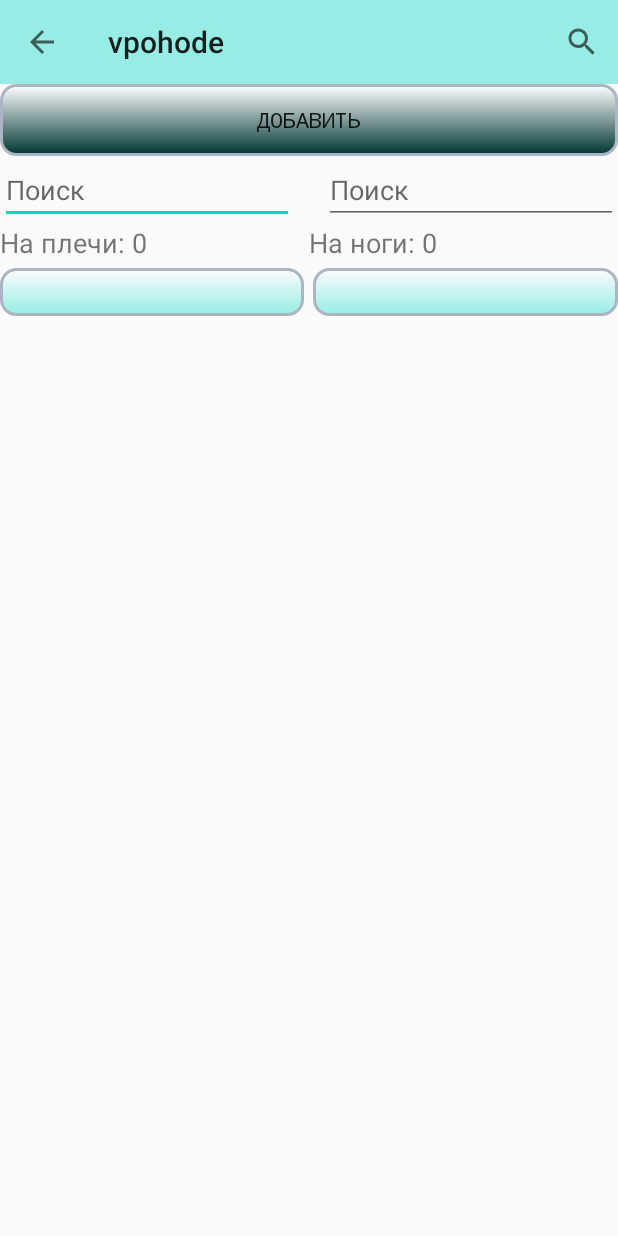
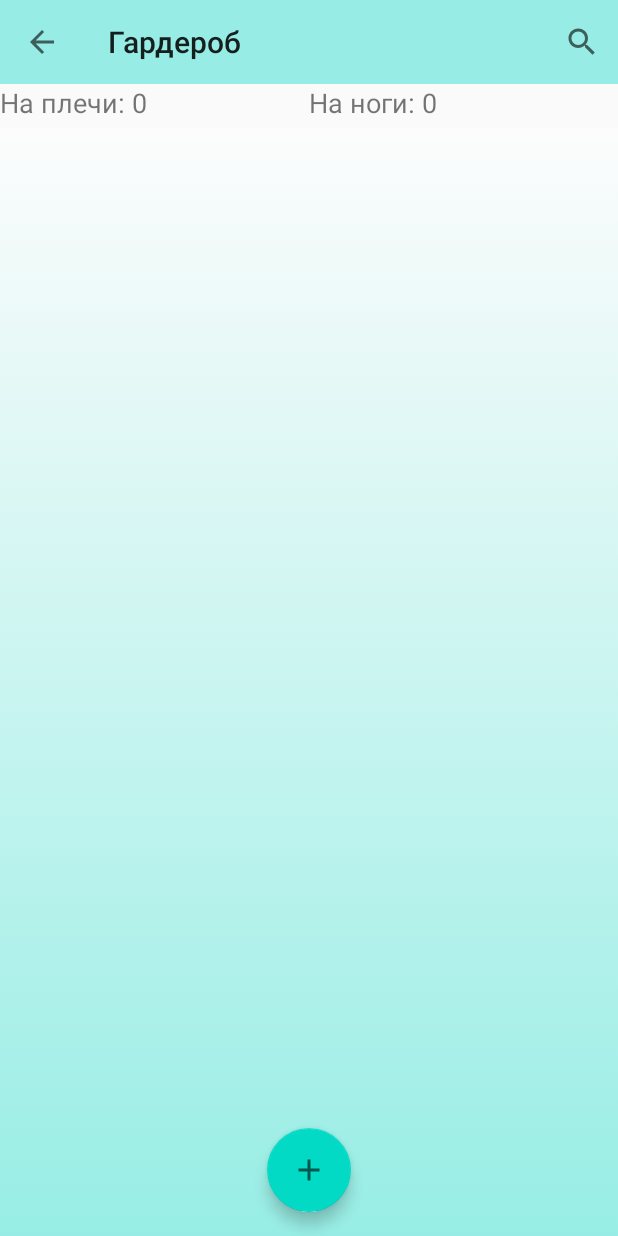
Before and after one commit to bpatapb88/vpohode, an Android app: the Wardrobe screen opened directly, with no data from a screen before it, on a phone screen of 412 x 824 dp. Run offline under Robolectric (Android 15) with nearby library versions, the phone set to English and light mode, and no system bars.

Commit message:
Design changes

```diff
--- a/app/src/main/java/com/simon/vpohode/DBFields.java
+++ b/app/src/main/java/com/simon/vpohode/database/DBFields.java
@@ -1,4 +1,4 @@
-package com.simon.vpohode;
+package com.simon.vpohode.database;
 
 public enum  DBFields {
     ID("_id", "INTEGER"),
--- a/app/src/main/java/com/simon/vpohode/DatabaseHelper.java
+++ b/app/src/main/java/com/simon/vpohode/database/DatabaseHelper.java
@@ -1,4 +1,4 @@
-package com.simon.vpohode;
+package com.simon.vpohode.database;
 
 import android.content.Context;
 import android.database.sqlite.SQLiteOpenHelper;
@@ -7,7 +7,7 @@ import android.database.sqlite.SQLiteDatabase;
 public class DatabaseHelper extends SQLiteOpenHelper {
     private static final String DATABASE_NAME = "vpohode.db"; //name of DB
     private static final int SCHEMA = 1;  // Version of DB
-    static final String TABLE = "items"; // Name of Table
+    public static final String TABLE = "items"; // Name of Table
     // names of columns
     public static final String COLUMN_NAME = "name";
     public static final String COLUMN_TERMID = "termindex";
--- a/app/src/main/java/com/simon/vpohode/MainActivity.java
+++ b/app/src/main/java/com/simon/vpohode/screens/MainActivity.java
@@ -1,4 +1,4 @@
-package com.simon.vpohode;
+package com.simon.vpohode.screens;
 
 import androidx.appcompat.app.AppCompatActivity;
 import androidx.appcompat.widget.Toolbar;
@@ -10,6 +10,9 @@ import android.view.Menu;
 import android.view.MenuItem;
 import android.view.View;
 import android.widget.TextView;
+
+import com.simon.vpohode.R;
+
 import org.json.JSONArray;
 import org.json.JSONException;
 import org.json.JSONObject;
--- a/app/src/main/java/com/simon/vpohode/Wardrobe.java
+++ b/app/src/main/java/com/simon/vpohode/screens/Wardrobe.java
@@ -1,6 +1,5 @@
-package com.simon.vpohode;
+package com.simon.vpohode.screens;
 
-import android.annotation.SuppressLint;
 import android.content.Intent;
 import android.database.Cursor;
 import android.database.sqlite.SQLiteDatabase;
@@ -11,16 +10,21 @@ import android.view.Menu;
 import android.view.MenuItem;
 import android.view.View;
 import android.widget.AdapterView;
-import android.widget.Button;
+import android.widget.ArrayAdapter;
 import android.widget.EditText;
 import android.widget.FilterQueryProvider;
 import android.widget.ListView;
+import android.widget.SearchView;
 import android.widget.SimpleCursorAdapter;
 import android.widget.TextView;
 
 import androidx.annotation.NonNull;
 import androidx.appcompat.app.AppCompatActivity;
 import androidx.appcompat.widget.Toolbar;
+
+import com.simon.vpohode.database.DBFields;
+import com.simon.vpohode.database.DatabaseHelper;
+import com.simon.vpohode.R;
 
 public class Wardrobe extends AppCompatActivity {
 
@@ -30,8 +34,6 @@ public class Wardrobe extends AppCompatActivity {
     private SimpleCursorAdapter topItemAdapter, bottomItemAdapter;
     private ListView topItemList, bottomItemList;
     private TextView countTop,countBot;
-    private EditText topItemFilter,botItemFilter;
-
 
     @Override
     protected void onCreate(Bundle savedInstanceState) {
@@ -42,15 +44,12 @@ public class Wardrobe extends AppCompatActivity {
         setSupportActionBar(toolbar);
         getSupportActionBar().setDisplayHomeAsUpEnabled(true);
         getSupportActionBar().setHomeButtonEnabled(true);
-
-
+        setTitle(getString(R.string.title_wardrobe));
 
         countTop = findViewById(R.id.header);
         countBot = findViewById(R.id.header2);
         topItemList = findViewById(R.id.list);
         bottomItemList = findViewById(R.id.list2);
-        topItemFilter = findViewById(R.id.topItemFilter);
-        botItemFilter = findViewById(R.id.botItemFilter);
 
         topItemList.setOnItemClickListener(new AdapterView.OnItemClickListener() {
             @Override
@@ -69,6 +68,9 @@ public class Wardrobe extends AppCompatActivity {
             }
         });
         databaseHelper = new DatabaseHelper(getApplicationContext());
+
+        //arrayAdapter = new ArrayAdapter<>(this, R.layout.two_line_list_item,topItemList);
+
     }
     @Override
     public boolean onCreateOptionsMenu(Menu menu) {
@@ -76,18 +78,30 @@ public class Wardrobe extends AppCompatActivity {
         getMenuInflater().inflate(R.menu.menu_main, menu);
         MenuItem settings = menu.findItem(R.id.action_settings);
         settings.setVisible(false);
+        MenuItem search = menu.findItem(R.id.search);
+        SearchView searchView = (SearchView) search.getActionView();
+        searchView.setQueryHint("Введи название!");
+
+        searchView.setOnQueryTextListener(new SearchView.OnQueryTextListener() {
+            @Override
+            public boolean onQueryTextSubmit(String s) {
+                return false;
+            }
+
+            @Override
+            public boolean onQueryTextChange(String s) {
+                topItemAdapter.getFilter().filter(s);
+                bottomItemAdapter.getFilter().filter(s);
+                return true;
+            }
+        });
         return true;
     }
     @Override
     public boolean onOptionsItemSelected(@NonNull MenuItem item) {
-        switch (item.getItemId()) {
-            case android.R.id.home:
-                finish();
-                break;
-            case R.id.search:
-                                                                                            //TODO write action for Search
-                break;
-        }
+        if(item.getItemId() == android.R.id.home)
+        finish();
+
         return super.onOptionsItemSelected(item);
     }
 
@@ -113,37 +127,34 @@ public class Wardrobe extends AppCompatActivity {
         countBot.setText("На ноги: " + String.valueOf(itemCursor.getCount()));
         bottomItemAdapter = new SimpleCursorAdapter(this, R.layout.two_line_list_item,
                 itemCursor, headers, new int[]{R.id.text1, R.id.text2, R.id.text3}, 0);
-
-        if(!topItemFilter.getText().toString().isEmpty())
-            topItemAdapter.getFilter().filter(topItemFilter.getText().toString());
-
-        // установка слушателя изменения текста
-        topItemFilter.addTextChangedListener(new TextWatcher() {
-
-            public void afterTextChanged(Editable s) { }
-
-            public void beforeTextChanged(CharSequence s, int start, int count, int after) { }
-            // при изменении текста выполняем фильтрацию
-            public void onTextChanged(CharSequence s, int start, int before, int count) {
-                topItemAdapter.getFilter().filter(s.toString());
-            }
-        });
         // устанавливаем провайдер фильтрации
         topItemAdapter.setFilterQueryProvider(new FilterQueryProvider() {
             @Override
             public Cursor runQuery(CharSequence constraint) {
 
                 if (constraint == null || constraint.length() == 0) {
-                    return db.rawQuery("select * from " + DatabaseHelper.TABLE, null);
+                    return db.rawQuery("select * from " + DatabaseHelper.TABLE + " where " + DBFields.ISTOP.toFieldName() + " = 1", null);
                 }
                 else {
-                    return db.rawQuery("select * from " + DatabaseHelper.TABLE + " where " +
+                    return db.rawQuery("select * from " + DatabaseHelper.TABLE + " where " + DBFields.ISTOP.toFieldName() + " = 1 AND " +
                             DBFields.NAME.toFieldName() + " like ?", new String[]{"%" + constraint.toString() + "%"});
                 }
             }
         });
 
+        bottomItemAdapter.setFilterQueryProvider(new FilterQueryProvider() {
+            @Override
+            public Cursor runQuery(CharSequence constraint) {
 
+                if (constraint == null || constraint.length() == 0) {
+                    return db.rawQuery("select * from " + DatabaseHelper.TABLE + " where " + DBFields.ISTOP.toFieldName() + " = 0", null);
+                }
+                else {
+                    return db.rawQuery("select * from " + DatabaseHelper.TABLE + " where " + DBFields.ISTOP.toFieldName() + " = 0 AND " +
+                            DBFields.NAME.toFieldName() + " like ?", new String[]{"%" + constraint.toString() + "%"});
+                }
+            }
+        });
 
         topItemList.setAdapter(topItemAdapter);
         bottomItemList.setAdapter(bottomItemAdapter);
--- a/app/src/main/res/drawable/pole.xml
+++ b/app/src/main/res/drawable/pole.xml
@@ -2,22 +2,20 @@
 <selector xmlns:android="http://schemas.android.com/apk/res/android">
     <item android:state_pressed="true" >
         <shape android:shape="rectangle"  >
-            <corners android:radius="10dip" />
-            <stroke android:width="3dip" android:color="#acb5c4" />
+
             <gradient android:angle="270" android:startColor="#6603DAC5" android:endColor="#66FFFFFF"/>
         </shape>
     </item>
     <item android:state_focused="true">
         <shape android:shape="rectangle"  >
-            <corners android:radius="10dip" />
-            <stroke android:width="3dip" android:color="#acb5c4" />
+
+
             <gradient android:angle="90" android:startColor="#6603DAC5" android:endColor="#66FFFFFF" />
         </shape>
     </item>
     <item>
         <shape android:shape="rectangle"  >
-            <corners android:radius="10dip" />
-            <stroke android:width="2dip" android:color="#acb5c4" />
+
             <gradient android:angle="90" android:startColor="#6603DAC5" android:endColor="#66FFFFFF" />
         </shape>
     </item>
--- a/app/src/main/res/layout/activity_main.xml
+++ b/app/src/main/res/layout/activity_main.xml
@@ -4,7 +4,7 @@
     xmlns:tools="http://schemas.android.com/tools"
     android:layout_width="match_parent"
     android:layout_height="match_parent"
-    tools:context=".MainActivity">
+    tools:context=".screens.MainActivity">
 
     <RelativeLayout
         android:layout_width="match_parent"
--- a/app/src/main/res/layout/activity_wardrobe.xml
+++ b/app/src/main/res/layout/activity_wardrobe.xml
@@ -22,42 +22,7 @@
         android:background="#6603DAC5"
         app:menu="@menu/menu_main"
         android:fontFamily="monospace"
-
         />
-
-        <Button
-            android:id="@+id/add"
-            android:layout_width="match_parent"
-            android:layout_height="wrap_content"
-            android:text="Добавить"
-            android:onClick="addNewItem"
-            android:background="@drawable/button"
-            android:fontFamily="monospace"
-            />
-
-
-    <LinearLayout
-        android:layout_width="match_parent"
-        android:layout_height="wrap_content"
-        android:orientation="horizontal"
-        >
-    <EditText android:id="@+id/topItemFilter"
-        android:layout_weight="1"
-        android:layout_width="match_parent"
-        android:layout_height="wrap_content"
-        android:hint="Поиск"
-        />
-        <Space
-            android:layout_width="20dp"
-            android:layout_height="wrap_content"
-            />
-    <EditText android:id="@+id/botItemFilter"
-        android:layout_weight="1"
-        android:layout_width="match_parent"
-        android:layout_height="wrap_content"
-        android:hint="Поиск"
-        />
-    </LinearLayout>
     <LinearLayout
         android:layout_width="match_parent"
         android:layout_height="wrap_content"
@@ -83,15 +48,15 @@
     </LinearLayout>
     <LinearLayout
         android:layout_width="match_parent"
-        android:layout_height="wrap_content"
+        android:layout_height="match_parent"
         android:orientation="horizontal"
+        android:background="@drawable/pole"
         >
         <ListView
             android:id="@+id/list"
             android:layout_weight="1"
             android:layout_width="0dp"
             android:layout_height="wrap_content"
-            android:background="@drawable/pole"
             android:padding="16dp"
         />
         <Space
@@ -103,12 +68,19 @@
             android:layout_weight="1"
             android:layout_width="0dp"
             android:layout_height="wrap_content"
-            android:background="@drawable/pole"
             android:padding="16dp"
             />
 
     </LinearLayout>
 
 </LinearLayout>
+    <com.google.android.material.floatingactionbutton.FloatingActionButton
+        android:id="@+id/add"
+        android:onClick="addNewItem"
+        android:layout_width="wrap_content"
+        android:layout_height="wrap_content"
+        android:layout_gravity="bottom|center_horizontal"
+        android:layout_margin="16dp"
+        app:srcCompat="@drawable/ic_add_24" />
 
 </androidx.coordinatorlayout.widget.CoordinatorLayout>
--- a/app/src/main/res/menu/menu_main.xml
+++ b/app/src/main/res/menu/menu_main.xml
@@ -1,13 +1,14 @@
 <menu xmlns:android="http://schemas.android.com/apk/res/android"
     xmlns:app="http://schemas.android.com/apk/res-auto"
     xmlns:tools="http://schemas.android.com/tools"
-    tools:context="com.simon.vpohode.Wardrobe">
+    tools:context="com.simon.vpohode.screens.MainActivity">
     <item
         android:id="@+id/search"
         android:icon="@drawable/ic_search_24"
         android:title="Search"
         android:contentDescription="Something1"
         app:showAsAction="always"
+        app:actionViewClass="android.widget.SearchView"
         />
     <item
         android:id="@+id/action_settings"
--- a/app/src/main/res/values/colors.xml
+++ b/app/src/main/res/values/colors.xml
@@ -3,4 +3,5 @@
     <color name="colorPrimary">#031363</color>
     <color name="colorPrimaryDark">#003530</color>
     <color name="colorAccent">#03DAC5</color>
+    <color name="toolbar">#373737</color>
 </resources>
--- a/app/src/main/res/values/strings.xml
+++ b/app/src/main/res/values/strings.xml
@@ -1,5 +1,7 @@
 <resources>
     <string name="app_name">vpohode</string>
     <string name="action_settings">Settings</string>
-
+    <string name="title_wardrobe">Гардероб</string>
+    <string name="show_item">Подборка</string>
+    <string name="search">Ищем</string>
 </resources>
```
Also changed, not shown: app/src/main/AndroidManifest.xml (+5 -8 lines), app/src/main/java/com/simon/vpohode/screens/ShowItems.java (renamed from app/src/main/java/com/simon/vpohode/ShowItems.java, +37 -1 lines), app/src/main/java/com/simon/vpohode/screens/UserActivity.java (renamed from app/src/main/java/com/simon/vpohode/UserActivity.java, +8 -1 lines), app/src/main/res/layout/activity_showitem.xml (+18 -11 lines).
